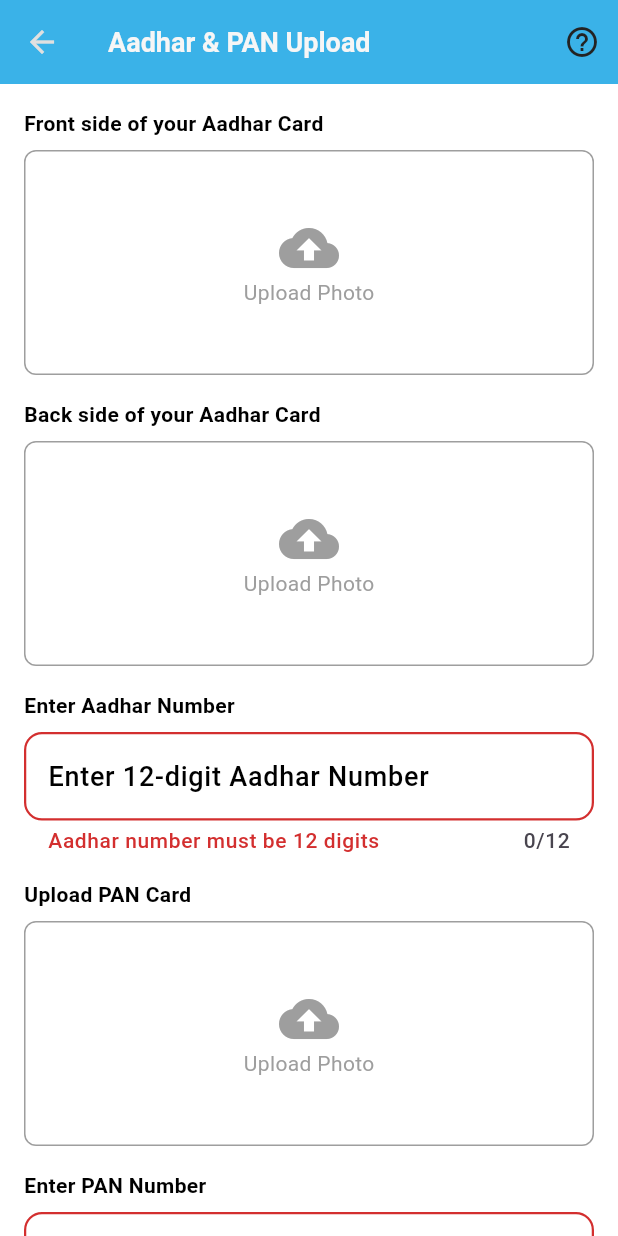
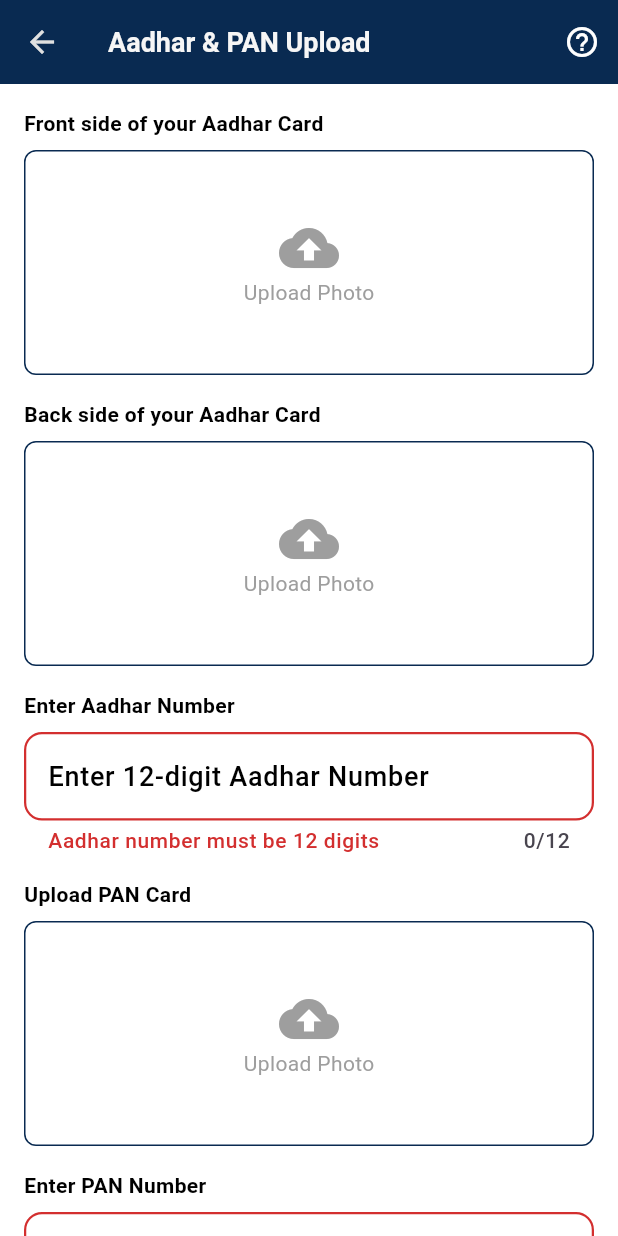
Before and after one commit to princeGithub999/Tripto-Driver, a Flutter app: the FormFillupScreen screen opened directly, after a tap on "Profile Info", after a tap on "Vehicle RC", after a tap on "Aadhaar/PAN card", on a phone screen of 412 x 824 dp. Run offline on Flutter 3.47's test engine with Material 3 defaults, Android fonts, the phone set to English and light mode, and no system bars; our stand-ins replace firebase_auth, firebase_core, fluttertoast, geolocator, get, google_fonts and 6 more; accounts and stored records are empty.

Commit message:
change some feauture

```diff
--- a/lib/view/screen/profile_details_screen/aadhaar_pan_details.dart
+++ b/lib/view/screen/profile_details_screen/aadhaar_pan_details.dart
@@ -1,5 +1,6 @@
 import 'package:flutter/material.dart';
 import 'package:provider/provider.dart';
+import 'package:tripto_driver/utils/app_sizes/sizes.dart';
 import 'package:tripto_driver/utils/constants/colors.dart';
 import 'package:tripto_driver/view_model/provider/form_fillup_provider/form_fillup_provider.dart';
 import 'dart:io';
@@ -11,6 +12,7 @@ class AdharPanPage extends StatelessWidget {
 
     return Scaffold(
       appBar: AppBar(
+        backgroundColor: AppColors.blue900,
         title: const Text('Aadhar & PAN Upload'),
         leading: IconButton(
           icon: const Icon(Icons.arrow_back),
@@ -19,7 +21,7 @@ class AdharPanPage extends StatelessWidget {
           },
         ),
         actions: [
-          IconButton(icon: const Icon(Icons.help_outline), onPressed: () {}),
+          IconButton(icon: const Icon(Icons.help_outline,color: Colors.white,), onPressed: () {}),
         ],
       ),
       body: SingleChildScrollView(
@@ -61,7 +63,7 @@ class AdharPanPage extends StatelessWidget {
             width: double.infinity,
             height: 150,
             decoration: BoxDecoration(
-              border: Border.all(color: Colors.grey),
+              border: Border.all(color: AppColors.blue900,width: 1),
               borderRadius: BorderRadius.circular(8),
             ),
             child: imageFile == null
@@ -127,15 +129,17 @@ class AdharPanPage extends StatelessWidget {
 
   Widget _buildSubmitButton(FormFillupProvider provider) {
     return ElevatedButton(
-      onPressed: provider.isFormComplete ? () {} : null,
+      onPressed: () {
+
+      },
       style: ElevatedButton.styleFrom(
-        backgroundColor: provider.isFormComplete ? AppColors.blue900 : AppColors.blue900,
+        backgroundColor:AppColors.blue900,
         minimumSize: const Size(360, 50),
         shape: RoundedRectangleBorder(
           borderRadius: BorderRadius.circular(12),
         ),
       ),
-      child: const Text('Submit'),
+      child: const Text('Submit',style: TextStyle(color: Colors.white,fontSize: AppSizes.buttomTextSize),),
     );
   }
 }
--- a/lib/view/screen/profile_details_screen/form_fillup_screen.dart
+++ b/lib/view/screen/profile_details_screen/form_fillup_screen.dart
@@ -1,5 +1,6 @@
 import 'package:flutter/material.dart';
 import 'package:provider/provider.dart';
+import 'package:tripto_driver/utils/app_sizes/sizes.dart';
 import 'package:tripto_driver/utils/constants/colors.dart';
 import '../../../view_model/provider/form_fillup_provider/form_fillup_provider.dart';
 
@@ -8,6 +9,7 @@ class FormFillupScreen extends StatelessWidget {
 
   @override
   Widget build(BuildContext context) {
+    var size = MediaQuery.of(context).size;
     return Scaffold(
       appBar: AppBar(
         backgroundColor: Colors.white,
@@ -59,26 +61,23 @@ class FormFillupScreen extends StatelessWidget {
                     _uploadCard(context, provider, "Profile Info"),
                     _uploadCard(context, provider, "Vehicle RC"),
                     _uploadCard(context, provider, "Aadhaar/PAN card"),
+
+                    SizedBox(height: size.height * 0.2 + 60),
+                    ElevatedButton(
+                      style: ElevatedButton.styleFrom(
+                        backgroundColor: AppColors.blue900,
+                        shadowColor: Colors.black26,
+                        minimumSize: Size(double.infinity, 50),
+                      ),
+                      onPressed: () {
+                        Navigator.pushNamed(context, "/register");
+                      },
+                      child: Text("Submit",style: TextStyle(color: Colors.white,fontWeight: FontWeight.bold,fontSize: AppSizes.buttomTextSize),),
+                    ),
+
                   ],
                 );
               },
-            ),
-          ),
-          SizedBox(height: 30),
-          Container(
-            width: 300,
-            height: 45,
-            child: ElevatedButton(
-              style: ElevatedButton.styleFrom(
-                backgroundColor: AppColors.blue900,
-                shape: RoundedRectangleBorder(borderRadius: BorderRadius.circular(15)),
-                shadowColor: Colors.black26,
-                minimumSize: Size(double.infinity, 50),
-              ),
-              onPressed: () {
-                Navigator.pushNamed(context, "/register");
-              },
-              child: Text("Submit"),
             ),
           ),
         ],
@@ -95,7 +94,7 @@ class FormFillupScreen extends StatelessWidget {
         elevation: isSelected ? 4 : 2,
         shape: RoundedRectangleBorder(
           borderRadius: BorderRadius.circular(10),
-          side: isSelected ? BorderSide(color: Colors.blue, width: 2) : BorderSide.none,
+          side: isSelected ? BorderSide(color: AppColors.blue900, width: 2) : BorderSide.none,
         ),
         color: isSelected ? Colors.white : Colors.grey.shade200,
         child: Padding(
--- a/lib/view/screen/profile_details_screen/profile_screen.dart
+++ b/lib/view/screen/profile_details_screen/profile_screen.dart
@@ -1,6 +1,7 @@
 import 'package:flutter/material.dart';
 import 'package:provider/provider.dart';
 import 'package:image_picker/image_picker.dart';
+import 'package:tripto_driver/utils/app_sizes/sizes.dart';
 import 'package:tripto_driver/utils/constants/colors.dart';
 
 import '../../../view_model/provider/form_fillup_provider/form_fillup_provider.dart';
@@ -11,7 +12,9 @@ class ProfileUpdate extends StatelessWidget {
     final profileProvider = Provider.of<FormFillupProvider>(context);
 
     return Scaffold(
-      appBar: AppBar(title: Text('Update Profile')),
+      appBar: AppBar(
+          backgroundColor: AppColors.blue900,
+          title: Text('Update Profile')),
       body: SingleChildScrollView(
         padding: EdgeInsets.all(16.0),
         child: Column(
@@ -43,19 +46,18 @@ class ProfileUpdate extends StatelessWidget {
             buildTextField('UPI ID', profileProvider.upi, profileProvider.updateUpi),
             SizedBox(height: 20),
             ElevatedButton(
-              onPressed: profileProvider.isFormComplete ? () {
-                // Submit action here
-              } : null,
+              onPressed: () {
+
+              },
               style: ElevatedButton.styleFrom(
-                backgroundColor: profileProvider.isFormComplete ? AppColors.blue900 : AppColors.blue900,
+                backgroundColor:AppColors.blue900,
                 minimumSize: Size(double.infinity, 50),
-                shape: RoundedRectangleBorder(borderRadius: BorderRadius.circular(15)),
                 shadowColor: Colors.black26,
                 elevation: 6,
               ),
               child: Text(
                 'Submit Profile',
-                style: TextStyle(fontSize: 16, fontWeight: FontWeight.bold, color: Colors.white),
+                style: TextStyle(fontSize: AppSizes.buttomTextSize, fontWeight: FontWeight.bold, color: Colors.white),
               ),
             ),
           ],
@@ -72,7 +74,8 @@ class ProfileUpdate extends StatelessWidget {
         keyboardType: keyboardType,
         decoration: InputDecoration(
           labelText: label,
-          border: OutlineInputBorder(borderRadius: BorderRadius.circular(10)),
+          labelStyle: TextStyle(color: Colors.grey),
+          border: OutlineInputBorder(borderRadius: BorderRadius.circular(10),),
           filled: true,
           fillColor: Colors.grey[200],
         ),
--- a/lib/view/screen/profile_details_screen/vehicle_rc.dart
+++ b/lib/view/screen/profile_details_screen/vehicle_rc.dart
@@ -3,6 +3,8 @@ import 'package:flutter/material.dart';
 import 'package:provider/provider.dart';
 import 'package:tripto_driver/utils/constants/colors.dart';
 import 'package:tripto_driver/view_model/provider/form_fillup_provider/form_fillup_provider.dart';
+
+import '../../../utils/app_sizes/sizes.dart';
 
 class VehicleRc extends StatelessWidget {
   @override
@@ -10,13 +12,14 @@ class VehicleRc extends StatelessWidget {
     final provider = Provider.of<FormFillupProvider>(context);
     return Scaffold(
       appBar: AppBar(
+        backgroundColor: AppColors.blue900,
         title: const Text('Vehicle RC'),
         leading: IconButton(
           icon: const Icon(Icons.arrow_back),
           onPressed: () => Navigator.pop(context),
         ),
         actions: [
-          IconButton(icon: const Icon(Icons.help_outline), onPressed: () {})
+          IconButton(icon: const Icon(Icons.help_outline,color: Colors.white,), onPressed: () {})
         ],
       ),
       body: LayoutBuilder(
@@ -79,7 +82,7 @@ class VehicleRc extends StatelessWidget {
             width: double.infinity,
             height: 150,
             decoration: BoxDecoration(
-              border: Border.all(color: Colors.grey),
+              border: Border.all(color: AppColors.blue900,width: 1),
               borderRadius: BorderRadius.circular(8),
             ),
             child: (isFront ? provider.frontImage : provider.backImage) == null
@@ -107,15 +110,27 @@ class VehicleRc extends StatelessWidget {
 
   Widget _buildSubmitButton(FormFillupProvider provider) {
     return ElevatedButton(
-      onPressed: provider.isFormComplete ? () {} : null,
       style: ElevatedButton.styleFrom(
-        backgroundColor: provider.isFormComplete ? AppColors.blue900 : AppColors.blue900,
-        minimumSize: const Size(360, 50),
-        shape: RoundedRectangleBorder(
-          borderRadius: BorderRadius.circular(12),
-        ),
+        backgroundColor: AppColors.blue900,
+        shadowColor: Colors.black26,
+        minimumSize: Size(double.infinity, 50),
       ),
-      child: const Text('Submit'),
+      onPressed: () {
+
+      },
+      child: Text("Submit",style: TextStyle(color: Colors.white,fontWeight: FontWeight.bold,fontSize: AppSizes.buttomTextSize),),
     );
+    // return ElevatedButton(
+    //   onPressed: () {
+    //
+    //   },
+    //   style: ElevatedButton.styleFrom(
+    //     backgroundColor: AppColors.blue900,
+    //     minimumSize: Size(double.infinity, 50),
+    //     shape: RoundedRectangleBorder(borderRadius: BorderRadius.circular(12),
+    //     ),
+    //   ),
+    //   child: const Text('Submit'),
+    // );
   }
 }
```
Also changed, not shown: lib/view/screen/profile_details_screen/driving_licence_details.dart (+13 -6 lines).
